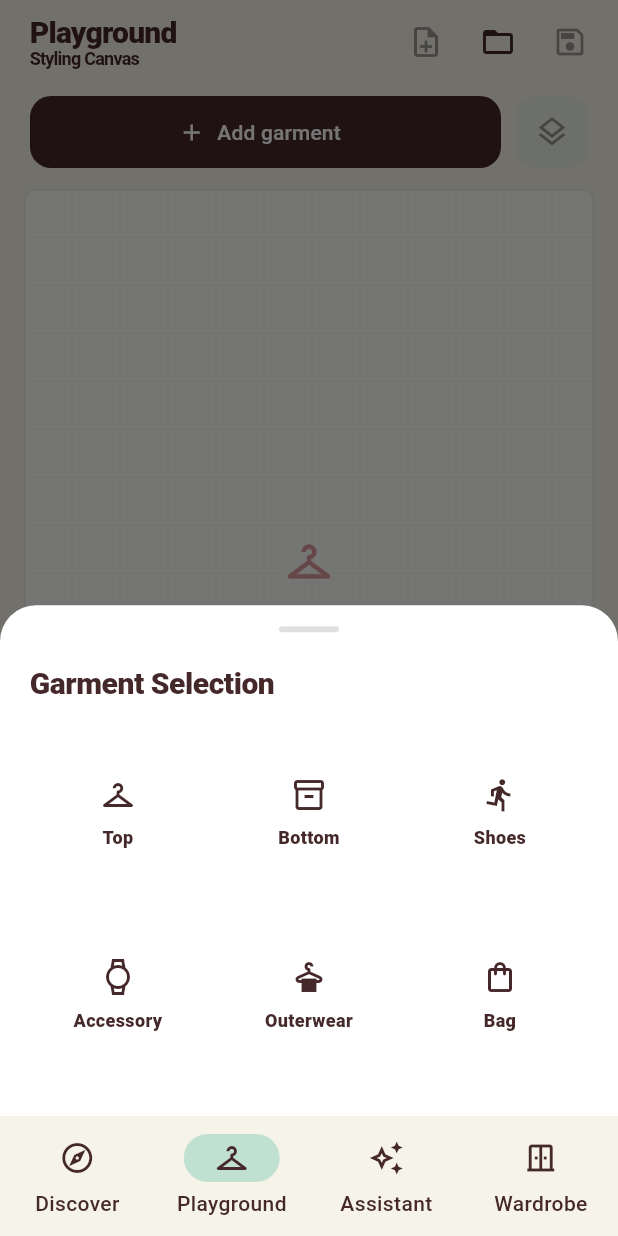
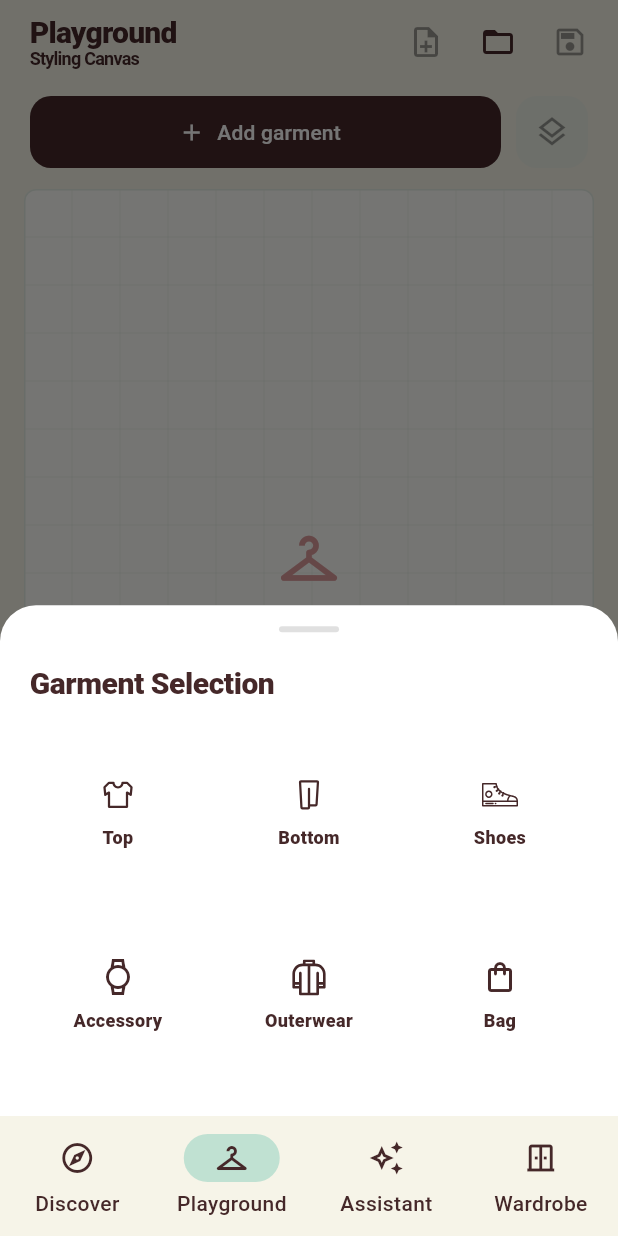
Before and after one commit to caisergan/outfitter, a Flutter app: the PlaygroundScreen screen opened by its route, after a tap on "Add garment", on a phone screen of 412 x 824 dp. Run offline on Flutter 3.47's test engine with Material 3 defaults, Android fonts, the phone set to English and light mode, and no system bars; our stand-ins replace cached_network_image, dio, flutter_dotenv, flutter_riverpod, flutter_secure_storage, flutter_svg and 5 more; accounts and stored records are empty; generated files the repository leaves out were written again; network calls fail.

Commit message:
feat: add SVG icons and integrate custom clothing icons

```diff
--- /dev/null
+++ b/mobile/devtools_options.yaml
@@ -0,0 +1,3 @@
+description: This file stores settings for Dart & Flutter DevTools.
+documentation: https://docs.flutter.dev/tools/devtools/extensions#configure-extension-enablement-states
+extensions:
--- a/mobile/lib/features/playground/ui/playground_screen.dart
+++ b/mobile/lib/features/playground/ui/playground_screen.dart
@@ -9,6 +9,7 @@ import '../../../core/widgets/shared_widgets.dart';
 import '../models/styling_canvas_models.dart';
 import '../providers/styling_canvas_provider.dart';
 import 'widgets/item_browser_sheet.dart';
+import 'package:flutter_svg/flutter_svg.dart';
 
 class PlaygroundScreen extends ConsumerStatefulWidget {
   final Map<String, String>? prefilledSlots;
@@ -541,11 +542,9 @@ class _CategoryPickerSheet extends StatelessWidget {
                   child: Column(
                     mainAxisAlignment: MainAxisAlignment.center,
                     children: [
-                      Icon(
-                        _iconForType(type),
-                        color: AppColors.text,
-                        size: 24,
-                      ),
+
+                      _iconForType(type),
+
                       const SizedBox(height: 8),
                       Text(
                         type.displayName,
@@ -806,8 +805,8 @@ class _EmptyCanvasPrompt extends StatelessWidget {
     return const Column(
       mainAxisSize: MainAxisSize.min,
       children: [
-        Icon(Icons.checkroom_outlined, color: AppColors.blush, size: 34),
-        SizedBox(height: 10),
+        Icon(Icons.checkroom_outlined, color: AppColors.blush, size: 45),
+        SizedBox(height: 15),
         Text(
           'Add a garment',
           style: TextStyle(
@@ -904,13 +903,65 @@ class _CanvasGridPainter extends CustomPainter {
   bool shouldRepaint(covariant CustomPainter oldDelegate) => false;
 }
 
-IconData _iconForType(SlotType type) {
-  return switch (type) {
-    SlotType.top => Icons.checkroom,
-    SlotType.bottom => Icons.inventory_2_outlined,
-    SlotType.shoes => Icons.directions_run_outlined,
-    SlotType.accessory => Icons.watch_outlined,
-    SlotType.outerwear => Icons.dry_cleaning,
-    SlotType.bag => Icons.shopping_bag_outlined,
-  };
+Widget _iconForType(SlotType type) {
+  switch (type) {
+    case SlotType.top:
+      return SvgPicture.asset(
+        'assets/icons/top2.svg',
+        width: 24,
+        height: 24,
+        colorFilter: const ColorFilter.mode(
+          AppColors.text,
+          BlendMode.srcIn,
+        ),
+      );
+
+    case SlotType.bottom:
+      return SvgPicture.asset(
+        'assets/icons/bottom1.svg',
+        width: 24,
+        height: 24,
+        colorFilter: const ColorFilter.mode(
+          AppColors.text,
+          BlendMode.srcIn,
+        ),
+      );
+
+    case SlotType.shoes:
+      return SvgPicture.asset(
+        'assets/icons/shoes.svg',
+        width: 24,
+        height: 24,
+        colorFilter: const ColorFilter.mode(
+          AppColors.text,
+          BlendMode.srcIn,
+        ),
+      );
+
+    case SlotType.accessory:
+      return const Icon(
+        Icons.watch_outlined,
+        color: AppColors.text,
+        size: 24,
+      );
+
+    case SlotType.outerwear:
+      return SvgPicture.asset(
+        'assets/icons/jacket2.svg',
+        width: 24,
+        height: 24,
+        colorFilter: const ColorFilter.mode(
+          AppColors.text,
+          BlendMode.srcIn,
+        ),
+      );
+
+    case SlotType.bag:
+      return const Icon(
+        Icons.shopping_bag_outlined,
+        color: AppColors.text,
+        size: 24,
+      );
+  }
+
 }
--- a/mobile/pubspec.yaml
+++ b/mobile/pubspec.yaml
@@ -41,6 +41,8 @@ dependencies:
   share_plus: ^9.0.0
 
   cupertino_icons: ^1.0.8
+  flutter_svg: ^2.0.0
+
 
 dev_dependencies:
   flutter_test:
@@ -55,3 +57,4 @@ flutter:
   uses-material-design: true
   assets:
     - .env
+    - assets/icons/
```
Also changed, not shown: mobile/assets/icons/bottom1.svg (added), mobile/assets/icons/bottom2.svg (added), mobile/assets/icons/bottom3.svg (added), mobile/assets/icons/bottom5.svg (added), mobile/assets/icons/jacket.svg (added), mobile/assets/icons/jacket2.svg (added), mobile/assets/icons/jacket3.svg (added), mobile/assets/icons/shoes.svg (added), mobile/assets/icons/top.svg (added), mobile/assets/icons/top2.svg (added), mobile/assets/icons/trousers1.svg (added), mobile/assets/icons/trousers2.svg (added), mobile/assets/icons/trousers3.svg (added).
